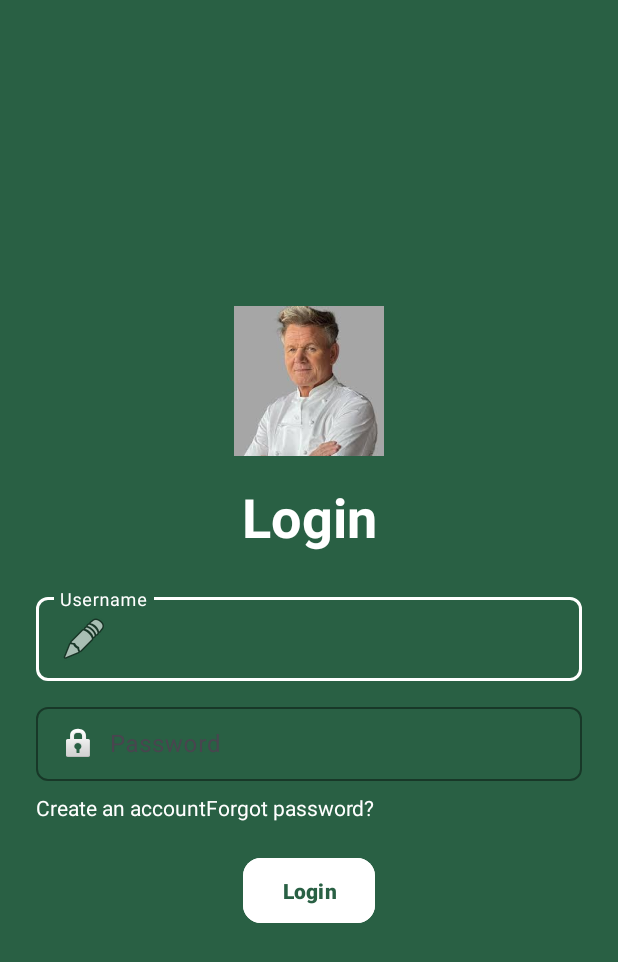
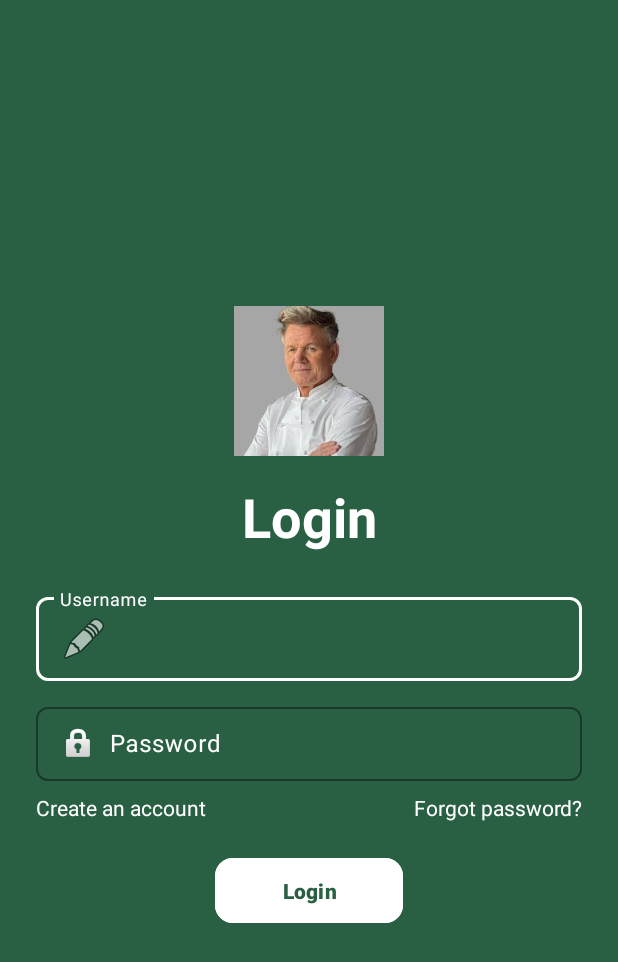
Before and after one commit to VuThanh2/RecipeApp, an Android app: the fragment RecipeFormFragment placed in its activity, after a tap on an icon or button, on a phone screen of 412 x 824 dp. Shown: the top 962 px of the screen. Run offline under Robolectric (Android 15) with nearby library versions, the phone set to English and light mode, and no system bars; 3 other taps on this screen came first.

Commit message:
Modify CAB color, icon, UI

```diff
--- a/app/src/main/java/RecipeManager/RecipeFormFragment.java
+++ b/app/src/main/java/RecipeManager/RecipeFormFragment.java
@@ -33,7 +33,6 @@
     private TextInputEditText etTitle, etInstructions, etQuantity, etCalories, etCarbs, etFat, etProtein;
     private AutoCompleteTextView actvCategory, actvIngredient;
     private ChipGroup chipGroupItems;
-    private Button btnSave;
     private ImageView ivRecipeImage, btnPin;
     private Recipe recipe;
     private int selectedImage = R.drawable.default_background;
@@ -72,7 +71,7 @@
         layoutIngredient = view.findViewById(R.id.layoutIngredient);
         layoutQuantity = view.findViewById(R.id.layoutQuantity);
 
-        btnSave = view.findViewById(R.id.btnSave);
+        Button btnSave = view.findViewById(R.id.btnSave);
         ivRecipeImage = view.findViewById(R.id.ivRecipeImage);
         btnPin = view.findViewById(R.id.btnPin);
 
--- a/app/src/main/res/drawable/ic_pin.xml
+++ b/app/src/main/res/drawable/ic_pin.xml
@@ -5,5 +5,10 @@
     android:viewportHeight="24">
     <path
         android:fillColor="#FFFFFF"
-        android:pathData="M14,4l1,1 2,2 1,-1 -2,-2 -1,-1 -1,1zM4,14l1,1 4,-4 -1,-1 -4,4zM16,8l-8,8 2,2 8,-8 -2,-2z" />
+        android:pathData="M12,21.35l-1.45,-1.32C5.4,15.36 2,12.28 2,8.5
+            C2,5.42 4.42,3 7.5,3
+            c1.74,0 3.41,0.81 4.5,2.09
+            C13.09,3.81 14.76,3 16.5,3
+            C19.58,3 22,5.42 22,8.5
+            c0,3.78 -3.4,6.86 -8.55,11.54L12,21.35z" />
 </vector>
--- a/app/src/main/res/layout/activity_forgot_password.xml
+++ b/app/src/main/res/layout/activity_forgot_password.xml
@@ -16,6 +16,7 @@
         app:boxBackgroundMode="outline"
         app:boxStrokeColor="@android:color/white"
         app:hintTextColor="@android:color/white"
+        android:textColorHint="@android:color/white"
         app:boxCornerRadiusTopStart="8dp"
         app:boxCornerRadiusTopEnd="8dp"
         app:boxCornerRadiusBottomStart="8dp"
@@ -42,6 +43,7 @@
         app:boxBackgroundMode="outline"
         app:boxStrokeColor="@android:color/white"
         app:hintTextColor="@android:color/white"
+        android:textColorHint="@android:color/white"
         app:boxCornerRadiusTopStart="8dp"
         app:boxCornerRadiusTopEnd="8dp"
         app:boxCornerRadiusBottomStart="8dp"
@@ -67,6 +69,7 @@
         app:boxBackgroundMode="outline"
         app:boxStrokeColor="@android:color/white"
         app:hintTextColor="@android:color/white"
+        android:textColorHint="@android:color/white"
         app:boxCornerRadiusTopStart="8dp"
         app:boxCornerRadiusTopEnd="8dp"
         app:boxCornerRadiusBottomStart="8dp"
--- a/app/src/main/res/layout/activity_login.xml
+++ b/app/src/main/res/layout/activity_login.xml
@@ -34,6 +34,7 @@
         app:boxBackgroundMode="outline"
         app:boxStrokeColor="@android:color/white"
         app:hintTextColor="@android:color/white"
+        android:textColorHint="@android:color/white"
         app:boxCornerRadiusTopStart="8dp"
         app:boxCornerRadiusTopEnd="8dp"
         app:boxCornerRadiusBottomStart="8dp"
@@ -46,6 +47,7 @@
             android:hint="Username"
             android:inputType="textPersonName"
             android:drawableStart="@android:drawable/ic_menu_edit"
+            android:imeOptions="actionDone"
             android:drawablePadding="8dp"
             android:padding="12dp"
             android:textColor="@android:color/white"
@@ -59,6 +61,7 @@
         app:boxBackgroundMode="outline"
         app:boxStrokeColor="@android:color/white"
         app:hintTextColor="@android:color/white"
+        android:textColorHint="@android:color/white"
         app:boxCornerRadiusTopStart="8dp"
         app:boxCornerRadiusTopEnd="8dp"
         app:boxCornerRadiusBottomStart="8dp"
@@ -79,27 +82,33 @@
     <LinearLayout
         android:layout_width="match_parent"
         android:layout_height="wrap_content"
-        android:orientation="horizontal">
+        android:orientation="horizontal"
+        android:weightSum="2"
+        android:layout_marginTop="8dp">
+
         <TextView
             android:id="@+id/txtRegister"
-            android:layout_width="wrap_content"
+            android:layout_width="0dp"
             android:layout_height="wrap_content"
+            android:layout_weight="1"
+            android:gravity="start"
             android:text="Create an account"
-            android:textColor="@android:color/white"
-            android:layout_marginTop="8dp" />
+            android:textColor="@android:color/white" />
 
         <TextView
             android:id="@+id/txtForgotPassword"
-            android:layout_width="wrap_content"
+            android:layout_width="0dp"
             android:layout_height="wrap_content"
+            android:layout_weight="1"
+            android:gravity="end"
             android:text="Forgot password?"
-            android:textColor="@android:color/white"
-            android:layout_marginTop="8dp" />
+            android:textColor="@android:color/white" />
     </LinearLayout>
+
 
     <Button
         android:id="@+id/btnLogin"
-        android:layout_width="wrap_content"
+        android:layout_width="125dp"
         android:layout_height="wrap_content"
         android:layout_gravity="center_horizontal"
         app:cornerRadius="12dp"
--- a/app/src/main/res/layout/activity_register.xml
+++ b/app/src/main/res/layout/activity_register.xml
@@ -27,6 +27,7 @@
         app:boxBackgroundMode="outline"
         app:boxStrokeColor="@android:color/white"
         app:hintTextColor="@android:color/white"
+        android:textColorHint="@android:color/white"
         app:boxCornerRadiusTopStart="8dp"
         app:boxCornerRadiusTopEnd="8dp"
         app:boxCornerRadiusBottomStart="8dp"
@@ -40,13 +41,11 @@
             android:inputType="textPersonName"
             android:drawableStart="@android:drawable/ic_menu_edit"
             android:drawablePadding="8dp"
-            android:drawableTint="@android:color/white"
             android:padding="12dp"
             android:textColor="@android:color/white"
             android:textColorHint="@android:color/white" />
     </com.google.android.material.textfield.TextInputLayout>
 
-    <!-- Password -->
     <com.google.android.material.textfield.TextInputLayout
         android:id="@+id/layoutPassword"
         android:layout_width="match_parent"
@@ -55,6 +54,7 @@
         app:boxBackgroundMode="outline"
         app:boxStrokeColor="@android:color/white"
         app:hintTextColor="@android:color/white"
+        android:textColorHint="@android:color/white"
         app:boxCornerRadiusTopStart="8dp"
         app:boxCornerRadiusTopEnd="8dp"
         app:boxCornerRadiusBottomStart="8dp"
@@ -82,6 +82,7 @@
         app:boxBackgroundMode="outline"
         app:boxStrokeColor="@android:color/white"
         app:hintTextColor="@android:color/white"
+        android:textColorHint="@android:color/white"
         app:boxCornerRadiusTopStart="8dp"
         app:boxCornerRadiusTopEnd="8dp"
         app:boxCornerRadiusBottomStart="8dp"
--- a/app/src/main/res/layout/activity_weekly_planner.xml
+++ b/app/src/main/res/layout/activity_weekly_planner.xml
@@ -59,6 +59,7 @@
             android:layout_height="wrap_content"
             android:text="Statistic"
             android:layout_marginEnd="8dp"
+            app:cornerRadius="12dp"
             android:backgroundTint="@color/green_primary"/>
 
         <ImageButton
--- a/app/src/main/res/layout/fragment_recipe_form.xml
+++ b/app/src/main/res/layout/fragment_recipe_form.xml
@@ -262,6 +262,7 @@
             android:layout_height="wrap_content"
             android:text="Save"
             android:layout_marginTop="16dp"
+            app:cornerRadius="12dp"
             android:backgroundTint="@color/green_primary"/>
     </LinearLayout>
 </ScrollView>
--- a/app/src/main/res/values/themes.xml
+++ b/app/src/main/res/values/themes.xml
@@ -1,8 +1,25 @@
 <resources xmlns:tools="http://schemas.android.com/tools">
-    <!-- Base application theme. -->
     <style name="Base.Theme.RecipeApp" parent="Theme.Material3.Light.NoActionBar">
         <item name="android:statusBarColor">@color/green_primary</item>
         <item name="android:windowLightStatusBar">false</item>
+
+        <item name="actionModeStyle">@style/CustomActionMode</item>
+        <item name="actionBarTheme">@style/ThemeOverlay.AppCompat.ActionBar</item>
+        <item name="actionModeCloseButtonStyle">@style/ActionModeCloseButton</item>
     </style>
+
+    <style name="CustomActionMode" parent="Widget.AppCompat.ActionMode">
+        <item name="background">@color/green_primary</item>
+        <item name="titleTextStyle">@style/ActionModeTitle</item>
+        <item name="subtitleTextStyle">@style/ActionModeTitle</item>
+    </style>
+
+    <style name="ActionModeTitle" parent="TextAppearance.AppCompat.Widget.ActionMode.Title">
+        <item name="android:textColor">@color/white</item>
+    </style>
+    <style name="ActionModeCloseButton" parent="Widget.AppCompat.ActionButton.CloseMode">
+        <item name="tint">@color/white</item>
+    </style>
+
     <style name="Theme.RecipeApp" parent="Base.Theme.RecipeApp" />
 </resources>
```
Also changed, not shown: app/src/main/res/layout/activity_user_profile.xml (+7 -5 lines), app/src/main/res/layout/fragment_recipe_detail.xml (+14 -9 lines).
